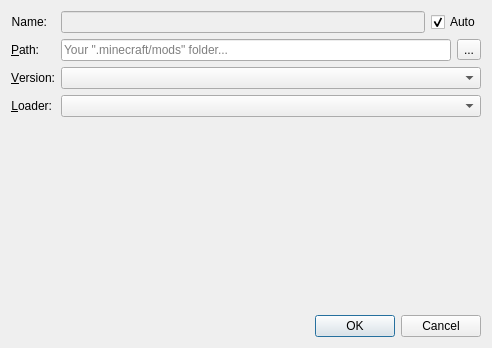
This is src/ui/local/localmodpathsettingsdialog.ui in kaniol-lck/modmanager as Qt 5 draws it before an edit. The edited form follows.
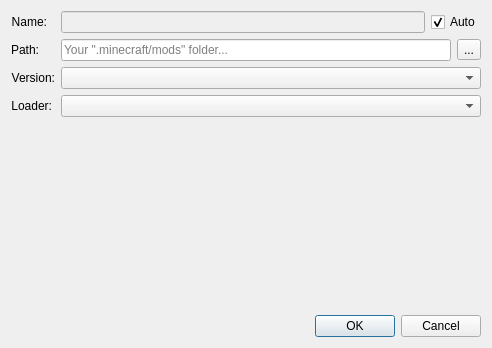
This is the edited form. Icons and pictures are not drawn.

What changed in the file:
```diff
--- a/src/ui/local/localmodpathsettingsdialog.ui
+++ b/src/ui/local/localmodpathsettingsdialog.ui
@@ -59,7 +59,7 @@
         </sizepolicy>
        </property>
        <property name="text">
-        <string>&amp;Path:</string>
+        <string>Path:</string>
        </property>
        <property name="alignment">
         <set>Qt::AlignRight|Qt::AlignTrailing|Qt::AlignVCenter</set>
@@ -103,7 +103,7 @@
         </sizepolicy>
        </property>
        <property name="text">
-        <string>&amp;Version:</string>
+        <string>Version:</string>
        </property>
        <property name="alignment">
         <set>Qt::AlignRight|Qt::AlignTrailing|Qt::AlignVCenter</set>
@@ -125,7 +125,7 @@
         </sizepolicy>
        </property>
        <property name="text">
-        <string>&amp;Loader:</string>
+        <string>Loader:</string>
        </property>
        <property name="alignment">
         <set>Qt::AlignRight|Qt::AlignTrailing|Qt::AlignVCenter</set>
```
